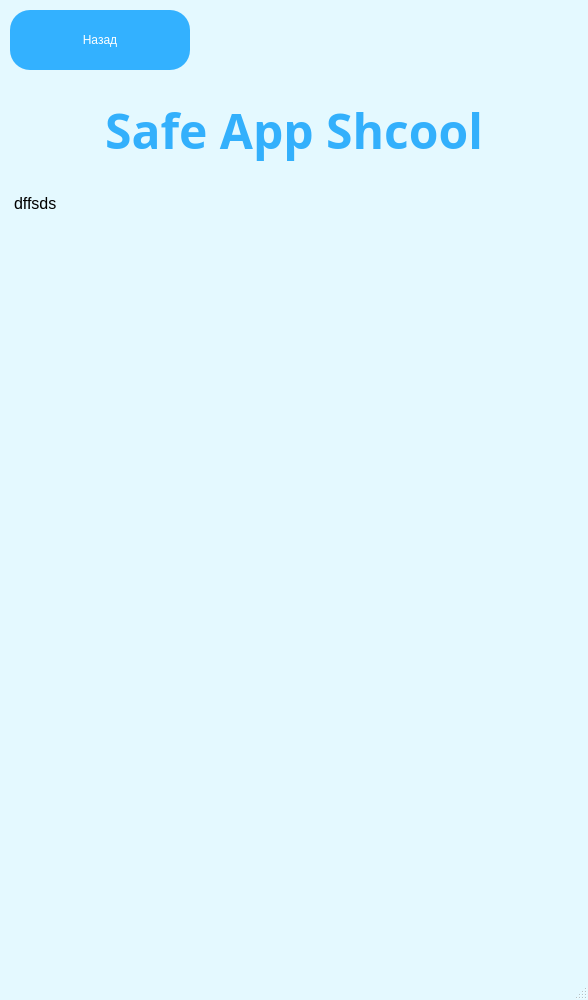
AndreiDuvakin/SafeAppShcool, file desing/InfoWindow.ui: the form before one commit.
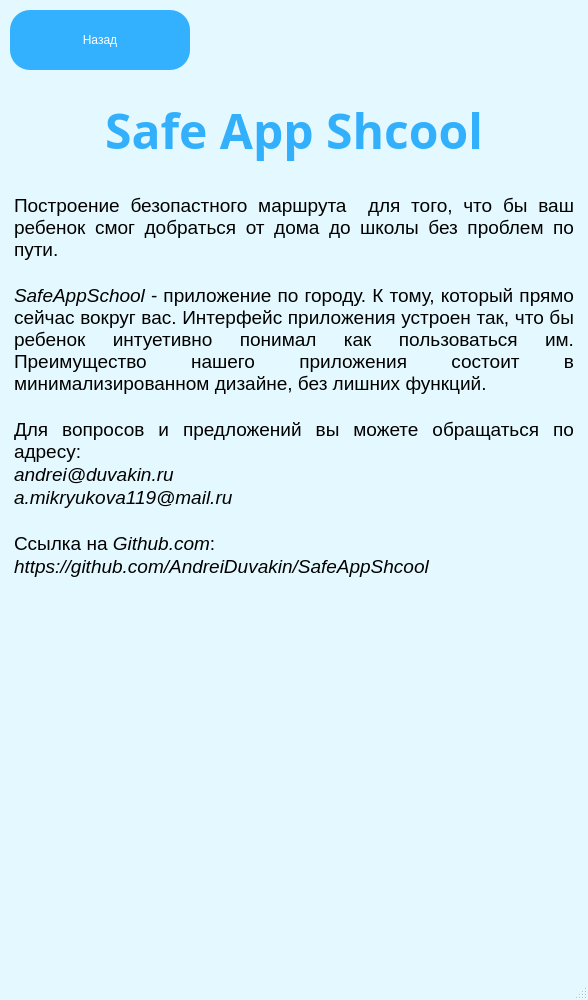
The form after the commit. Icons and pictures are not drawn.

Commit message: Изменено окно информации.

Diff of the .ui file:
```diff
--- a/desing/InfoWindow.ui
+++ b/desing/InfoWindow.ui
@@ -106,7 +106,7 @@
       <x>10</x>
       <y>190</y>
       <width>568</width>
-      <height>200</height>
+      <height>561</height>
      </rect>
     </property>
     <property name="html">
@@ -114,7 +114,16 @@
 &lt;html&gt;&lt;head&gt;&lt;meta name=&quot;qrichtext&quot; content=&quot;1&quot; /&gt;&lt;style type=&quot;text/css&quot;&gt;
 p, li { white-space: pre-wrap; }
 &lt;/style&gt;&lt;/head&gt;&lt;body style=&quot; font-family:'Arial'; font-size:12pt; font-weight:80; font-style:normal;&quot;&gt;
-&lt;p style=&quot; margin-top:0px; margin-bottom:0px; margin-left:0px; margin-right:0px; -qt-block-indent:0; text-indent:0px;&quot;&gt;dffsds&lt;/p&gt;&lt;/body&gt;&lt;/html&gt;</string>
+&lt;p align=&quot;justify&quot; style=&quot; margin-top:0px; margin-bottom:0px; margin-left:0px; margin-right:0px; -qt-block-indent:0; text-indent:0px;&quot;&gt;&lt;span style=&quot; font-size:14pt;&quot;&gt;Построение безопастного маршрута  для того, что бы ваш ребенок смог добраться от дома до школы без проблем по пути. &lt;/span&gt;&lt;/p&gt;
+&lt;p align=&quot;justify&quot; style=&quot;-qt-paragraph-type:empty; margin-top:0px; margin-bottom:0px; margin-left:0px; margin-right:0px; -qt-block-indent:0; text-indent:0px; font-size:14pt;&quot;&gt;&lt;br /&gt;&lt;/p&gt;
+&lt;p align=&quot;justify&quot; style=&quot; margin-top:0px; margin-bottom:0px; margin-left:0px; margin-right:0px; -qt-block-indent:0; text-indent:0px;&quot;&gt;&lt;span style=&quot; font-size:14pt; font-style:italic;&quot;&gt;SafeAppSchool&lt;/span&gt;&lt;span style=&quot; font-size:14pt;&quot;&gt; - приложение по городу. К тому, который прямо сейчас вокруг вас. Интерфейс приложения устроен так, что бы ребенок интуетивно понимал как пользоваться им. Преимущество нашего приложения состоит в минимализированном дизайне, без лишних функций.&lt;/span&gt;&lt;/p&gt;
+&lt;p align=&quot;justify&quot; style=&quot;-qt-paragraph-type:empty; margin-top:0px; margin-bottom:0px; margin-left:0px; margin-right:0px; -qt-block-indent:0; text-indent:0px; font-size:14pt;&quot;&gt;&lt;br /&gt;&lt;/p&gt;
+&lt;p align=&quot;justify&quot; style=&quot; margin-top:0px; margin-bottom:0px; margin-left:0px; margin-right:0px; -qt-block-indent:0; text-indent:0px;&quot;&gt;&lt;span style=&quot; font-size:14pt;&quot;&gt;Для вопросов и предложений вы можете обращаться по адресу:&lt;/span&gt;&lt;/p&gt;
+&lt;p align=&quot;justify&quot; style=&quot; margin-top:0px; margin-bottom:0px; margin-left:0px; margin-right:0px; -qt-block-indent:0; text-indent:0px;&quot;&gt;&lt;span style=&quot; font-size:14pt; font-style:italic;&quot;&gt;andrei@duvakin.ru&lt;/span&gt;&lt;/p&gt;
+&lt;p align=&quot;justify&quot; style=&quot; margin-top:0px; margin-bottom:0px; margin-left:0px; margin-right:0px; -qt-block-indent:0; text-indent:0px;&quot;&gt;&lt;span style=&quot; font-size:14pt; font-style:italic;&quot;&gt;a.mikryukova119@mail.ru&lt;/span&gt;&lt;/p&gt;
+&lt;p align=&quot;justify&quot; style=&quot;-qt-paragraph-type:empty; margin-top:0px; margin-bottom:0px; margin-left:0px; margin-right:0px; -qt-block-indent:0; text-indent:0px; font-size:14pt;&quot;&gt;&lt;br /&gt;&lt;/p&gt;
+&lt;p align=&quot;justify&quot; style=&quot; margin-top:0px; margin-bottom:0px; margin-left:0px; margin-right:0px; -qt-block-indent:0; text-indent:0px;&quot;&gt;&lt;span style=&quot; font-size:14pt;&quot;&gt;Ссылка на &lt;/span&gt;&lt;span style=&quot; font-size:14pt; font-style:italic;&quot;&gt;Github.com&lt;/span&gt;&lt;span style=&quot; font-size:14pt;&quot;&gt;:&lt;/span&gt;&lt;/p&gt;
+&lt;p align=&quot;justify&quot; style=&quot; margin-top:0px; margin-bottom:0px; margin-left:0px; margin-right:0px; -qt-block-indent:0; text-indent:0px;&quot;&gt;&lt;span style=&quot; font-size:14pt; font-style:italic;&quot;&gt;https://github.com/AndreiDuvakin/SafeAppShcool&lt;/span&gt;&lt;/p&gt;&lt;/body&gt;&lt;/html&gt;</string>
     </property>
    </widget>
   </widget>
```
